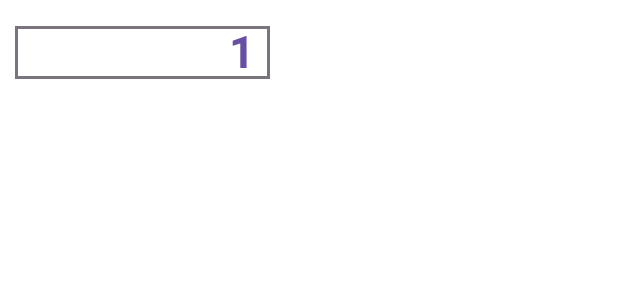
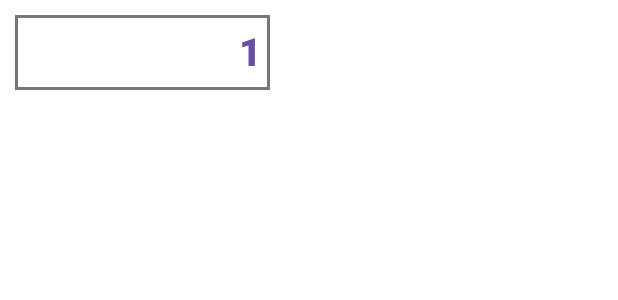
Before and after one commit to wingsum93/Compose-Feature-Test, an Android app built with Jetpack Compose: the @Preview function previewNumberDisplayView, on a phone screen of 412 x 824 dp. Shown: the top 300 px of the screen. Run offline under Robolectric (Android 15) with nearby library versions, the phone set to English and light mode, and no system bars; libraries missing offline, so code that uses them is left out: com.ericho.composefeatureproj; missing, so only their content is drawn: AppTheme.

Commit message:
theme: fix ui

```diff
--- a/restaurant_queue/src/main/java/com/ericho/restaurant_queue/ui/NumberPadDisplayView.kt
+++ b/restaurant_queue/src/main/java/com/ericho/restaurant_queue/ui/NumberPadDisplayView.kt
@@ -2,7 +2,6 @@ package com.ericho.restaurant_queue.ui
 
 import android.os.Build
 import androidx.annotation.RequiresApi
-import androidx.compose.foundation.BorderStroke
 import androidx.compose.foundation.background
 import androidx.compose.foundation.border
 import androidx.compose.foundation.layout.*
@@ -27,8 +26,9 @@ fun NumberPadDisplayView(
     Box(
         modifier = modifier
             .size(150.dp, 60.dp)
-            .padding(10.dp, 0.dp)
-//            .border(2.dp,MaterialTheme.colorScheme.outline)
+            .padding(10.dp, 10.dp)
+            .border(2.dp, MaterialTheme.colorScheme.outline)
+            .background(MaterialTheme.colorScheme.onPrimary)
     ) {
         if (text == "") {
             // ui for not yet input no.
@@ -37,12 +37,11 @@ fun NumberPadDisplayView(
                 modifier = Modifier
                     .fillMaxWidth()
                     .align(Alignment.Center)
-                    .background(MaterialTheme.colorScheme.onPrimary)
-                    .border(BorderStroke(2.dp, MaterialTheme.colorScheme.outline)),
+                    .padding(5.dp),
                 textAlign = TextAlign.Start,
-                fontSize = 20.sp,
+                fontSize = 14.sp,
                 color = MaterialTheme.colorScheme.primary,
-                fontWeight = FontWeight.Light
+                fontWeight = FontWeight.Bold
             )
         } else {
             // ui for input no.
@@ -50,14 +49,12 @@ fun NumberPadDisplayView(
                 text = text,
                 modifier = Modifier
                     .fillMaxWidth()
-                    .border(BorderStroke(2.dp, MaterialTheme.colorScheme.outline))
-                    .background(MaterialTheme.colorScheme.onPrimary)
                     .align(Alignment.Center)
-                    .padding(10.dp, 0.dp),
+                    .padding(5.dp),
                 textAlign = TextAlign.End,
-                fontSize = 30.sp,
+                fontSize = 26.sp,
                 color = MaterialTheme.colorScheme.primary,
-                fontWeight = FontWeight.Bold
+                fontWeight = FontWeight.ExtraBold
             )
         }
     }
```
Also changed, not shown: app/src/main/java/com/ericho/composefeatureproj/ui/AppPage.kt (+9 -3 lines), restaurant_queue/src/main/java/com/ericho/restaurant_queue/PullActivity.kt (+8 -1 lines).
